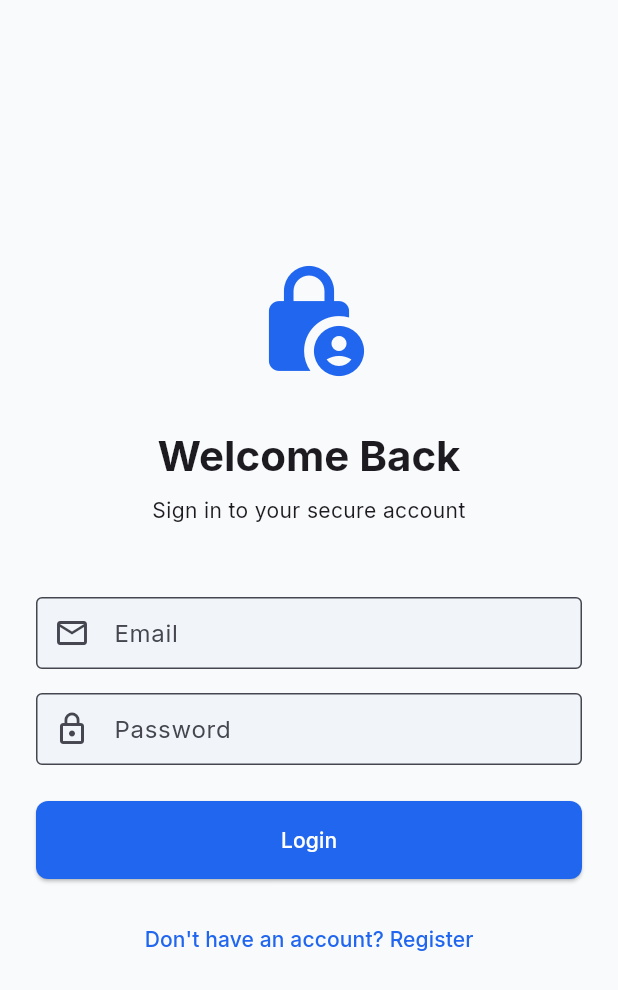
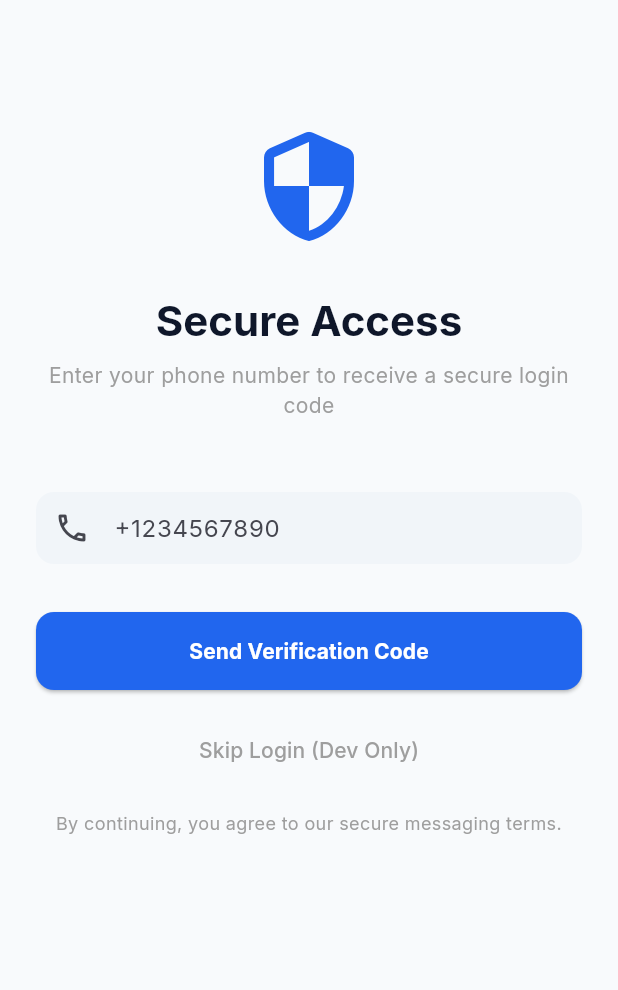
Before and after one commit to anaslari23/E2EE-chat, a Flutter app: the screen it shows after launch, on a phone screen of 412 x 824 dp. Shown: the top 990 px of the screen. Run offline on Flutter 3.47's test engine with Material 3 defaults, Android fonts, the phone set to English and light mode, and no system bars; our stand-ins replace flutter_riverpod, flutter_secure_storage, go_router, google_fonts; missing offline and left inert: libsignal_protocol_dart.

Commit message:
feat: Implement OTP verification flow with new auth screens, providers, and backend API endpoints.

```diff
--- a/lib/core/router.dart
+++ b/lib/core/router.dart
@@ -1,6 +1,6 @@
 import 'package:go_router/go_router.dart';
 import '../features/auth/presentation/login_screen.dart';
-import '../features/auth/presentation/register_screen.dart';
+import '../features/auth/presentation/otp_verify_screen.dart';
 import '../features/chat/presentation/chat_list_screen.dart';
 import '../features/chat/presentation/chat_screen.dart';
 
@@ -12,8 +12,8 @@ final GoRouter router = GoRouter(
       builder: (context, state) => const LoginScreen(),
     ),
     GoRoute(
-      path: '/register',
-      builder: (context, state) => const RegisterScreen(),
+      path: '/verify-otp',
+      builder: (context, state) => const OtpVerifyScreen(),
     ),
     GoRoute(
       path: '/chats',
--- a/lib/core/theme/app_theme.dart
+++ b/lib/core/theme/app_theme.dart
@@ -27,7 +27,7 @@ class AppTheme {
         fontWeight: FontWeight.w600,
       ),
     ),
-    cardTheme: CardTheme(
+    cardTheme: CardThemeData(
       elevation: 0,
       shape: RoundedRectangleBorder(borderRadius: BorderRadius.circular(16)),
       color: Colors.white,
@@ -65,7 +65,7 @@ class AppTheme {
         fontWeight: FontWeight.w600,
       ),
     ),
-    cardTheme: CardTheme(
+    cardTheme: CardThemeData(
       elevation: 0,
       shape: RoundedRectangleBorder(borderRadius: BorderRadius.circular(16)),
       color: darkSurfaceColor,
--- a/lib/features/auth/presentation/login_screen.dart
+++ b/lib/features/auth/presentation/login_screen.dart
@@ -1,74 +1,114 @@
 import 'package:flutter/material.dart';
+import 'package:flutter_riverpod/flutter_riverpod.dart';
 import 'package:go_router/go_router.dart';
+import 'providers/auth_provider.dart';
 
-class LoginScreen extends StatelessWidget {
+class LoginScreen extends ConsumerStatefulWidget {
   const LoginScreen({super.key});
 
   @override
+  ConsumerState<LoginScreen> createState() => _LoginScreenState();
+}
+
+class _LoginScreenState extends ConsumerState<LoginScreen> {
+  final _phoneController = TextEditingController();
+  final _formKey = GlobalKey<FormState>();
+
+  void _handleInitiateOtp() async {
+    if (_formKey.currentState?.validate() ?? false) {
+      await ref.read(authStateProvider.notifier).initiateOtp(
+            _phoneController.text.trim(),
+          );
+
+      final authState = ref.read(authStateProvider);
+      if (authState.status == AuthStatus.otpSent) {
+        if (mounted) context.push('/verify-otp');
+      } else if (authState.status == AuthStatus.error) {
+        if (mounted) {
+          ScaffoldMessenger.of(context).showSnackBar(
+            SnackBar(content: Text(authState.errorMessage ?? 'Failed to send OTP')),
+          );
+        }
+      }
+    }
+  }
+
+  @override
   Widget build(BuildContext context) {
+    final status = ref.watch(authStateProvider.select((s) => s.status));
+    final isLoading = status == AuthStatus.loading;
+
     return Scaffold(
       body: SafeArea(
-        child: Padding(
-          padding: const EdgeInsets.symmetric(horizontal: 24.0),
+        child: SingleChildScrollView(
+          padding: const EdgeInsets.all(24.0),
+          child: Form(
+            key: _formKey,
             child: Column(
               mainAxisAlignment: MainAxisAlignment.center,
               crossAxisAlignment: CrossAxisAlignment.stretch,
               children: [
-              const Icon(
-                Icons.lock_person_rounded,
-                size: 80,
-                color: Color(0xFF2166EE),
-              ),
+                const SizedBox(height: 60),
+                const Icon(Icons.security_rounded, size: 80, color: Color(0xFF2166EE)),
                 const SizedBox(height: 32),
                 Text(
-                'Welcome Back',
+                  'Secure Access',
                   style: Theme.of(context).textTheme.headlineMedium?.copyWith(
                         fontWeight: FontWeight.bold,
+                        color: const Color(0xFF0F172A),
                   ),
                   textAlign: TextAlign.center,
                 ),
                 const SizedBox(height: 8),
-              Text(
-                'Sign in to your secure account',
-                style: Theme.of(context).textTheme.bodyMedium,
+                const Text(
+                  'Enter your phone number to receive a secure login code',
+                  style: TextStyle(color: Colors.grey),
                   textAlign: TextAlign.center,
                 ),
                 const SizedBox(height: 48),
                 TextFormField(
+                  controller: _phoneController,
+                  keyboardType: TextInputType.phone,
                   decoration: const InputDecoration(
-                  labelText: 'Email',
-                  prefixIcon: Icon(Icons.email_outlined),
-                  border: OutlineInputBorder(),
+                    hintText: '+1234567890',
+                    prefixIcon: Icon(Icons.phone_outlined),
                   ),
+                  validator: (v) => v == null || v.isEmpty ? 'Enter phone number' : null,
                 ),
-              const SizedBox(height: 16),
-              TextFormField(
-                obscureText: true,
-                decoration: const InputDecoration(
-                  labelText: 'Password',
-                  prefixIcon: Icon(Icons.lock_outline),
-                  border: OutlineInputBorder(),
-                ),
-              ),
-              const SizedBox(height: 24),
+                const SizedBox(height: 32),
                 ElevatedButton(
-                onPressed: () => context.go('/chats'),
+                  onPressed: isLoading ? null : _handleInitiateOtp,
                   style: ElevatedButton.styleFrom(
                     backgroundColor: const Color(0xFF2166EE),
                     foregroundColor: Colors.white,
                     padding: const EdgeInsets.symmetric(vertical: 16),
-                  shape: RoundedRectangleBorder(
-                    borderRadius: BorderRadius.circular(8),
+                    shape: RoundedRectangleBorder(borderRadius: BorderRadius.circular(12)),
                   ),
-                ),
-                child: const Text('Login'),
+                  child: isLoading
+                    ? const SizedBox(height: 20, width: 20, child: CircularProgressIndicator(color: Colors.white, strokeWidth: 2))
+                    : const Text('Send Verification Code', style: TextStyle(fontWeight: FontWeight.bold)),
                 ),
                 const SizedBox(height: 16),
                 TextButton(
-                onPressed: () => context.push('/register'),
-                child: const Text("Don't have an account? Register"),
+                  onPressed: isLoading ? null : () async {
+                    await ref.read(authStateProvider.notifier).devSkip();
+                    if (mounted && ref.read(authStateProvider).status == AuthStatus.authenticated) {
+                      context.go('/chats');
+                    }
+                  },
+                  child: const Text(
+                    'Skip Login (Dev Only)',
+                    style: TextStyle(color: Colors.grey),
+                  ),
+                ),
+                const SizedBox(height: 16),
+                const Text(
+                  'By continuing, you agree to our secure messaging terms.',
+                  style: TextStyle(fontSize: 12, color: Colors.grey),
+                  textAlign: TextAlign.center,
                 ),
               ],
+            ),
           ),
         ),
       ),
--- a/lib/features/chat/presentation/providers/message_provider.dart
+++ b/lib/features/chat/presentation/providers/message_provider.dart
@@ -1,6 +1,6 @@
 import 'package:flutter_riverpod/flutter_riverpod.dart';
-import '../domain/message.dart';
-import '../../../core/providers.dart';
+import '../../domain/message.dart';
+import '../../../../core/providers.dart';
 
 class MessageNotifier extends StateNotifier<List<ChatMessage>> {
   final Ref ref;
--- a/lib/services/api_service.dart
+++ b/lib/services/api_service.dart
@@ -4,37 +4,32 @@ import 'package:http/http.dart' as http;
 class ApiService {
   static const String baseUrl = 'http://localhost:8000/api/v1';
 
-  Future<Map<String, dynamic>> register(String username, String password) async {
+  Future<void> requestOtp(String phoneNumber) async {
     final response = await http.post(
-      Uri.parse('$baseUrl/auth/register'),
+      Uri.parse('$baseUrl/auth/request-otp'),
+      headers: {'Content-Type': 'application/json'},
+      body: jsonEncode({'phone_number': phoneNumber}),
+    );
+
+    if (response.statusCode != 200) {
+      throw Exception('Failed to request OTP: ${response.body}');
+    }
+  }
+
+  Future<Map<String, dynamic>> verifyOtp(String phoneNumber, String code) async {
+    final response = await http.post(
+      Uri.parse('$baseUrl/auth/verify-otp'),
       headers: {'Content-Type': 'application/json'},
       body: jsonEncode({
-        'username': username,
-        'password': password,
+        'phone_number': phoneNumber,
+        'code': code,
       }),
     );
 
     if (response.statusCode == 200) {
       return jsonDecode(response.body);
     } else {
-      throw Exception('Failed to register: ${response.body}');
-    }
-  }
-
-  Future<Map<String, dynamic>> login(String username, String password) async {
-    final response = await http.post(
-      Uri.parse('$baseUrl/auth/login'),
-      headers: {'Content-Type': 'application/json'},
-      body: jsonEncode({
-        'username': username,
-        'password': password,
-      }),
-    );
-
-    if (response.statusCode == 200) {
-      return jsonDecode(response.body);
-    } else {
-      throw Exception('Failed to login: ${response.body}');
+      throw Exception('Failed to verify OTP: ${response.body}');
     }
   }
 
--- a/pubspec.yaml
+++ b/pubspec.yaml
@@ -35,7 +35,7 @@ dependencies:
   # Use with the CupertinoIcons class for iOS style icons.
   cupertino_icons: ^1.0.8
   go_router: ^17.0.1
-  flutter_riverpod: ^3.1.0
+  flutter_riverpod: ^2.5.1
   google_fonts: ^6.3.3
   lucide_icons: ^0.257.0
   http: ^1.6.0
```
Also changed, not shown: lib/features/auth/domain/user.dart (added, +19 -0 lines), lib/features/auth/presentation/otp_verify_screen.dart (added, +104 -0 lines), lib/features/auth/presentation/providers/auth_provider.dart (added, +105 -0 lines), lib/features/auth/presentation/register_screen.dart (+56 -23 lines), lib/features/crypto/signal_service.dart (+9 -9 lines), pubspec.lock, 9 other files. Lines whose indentation alone changed are shown as unchanged.
